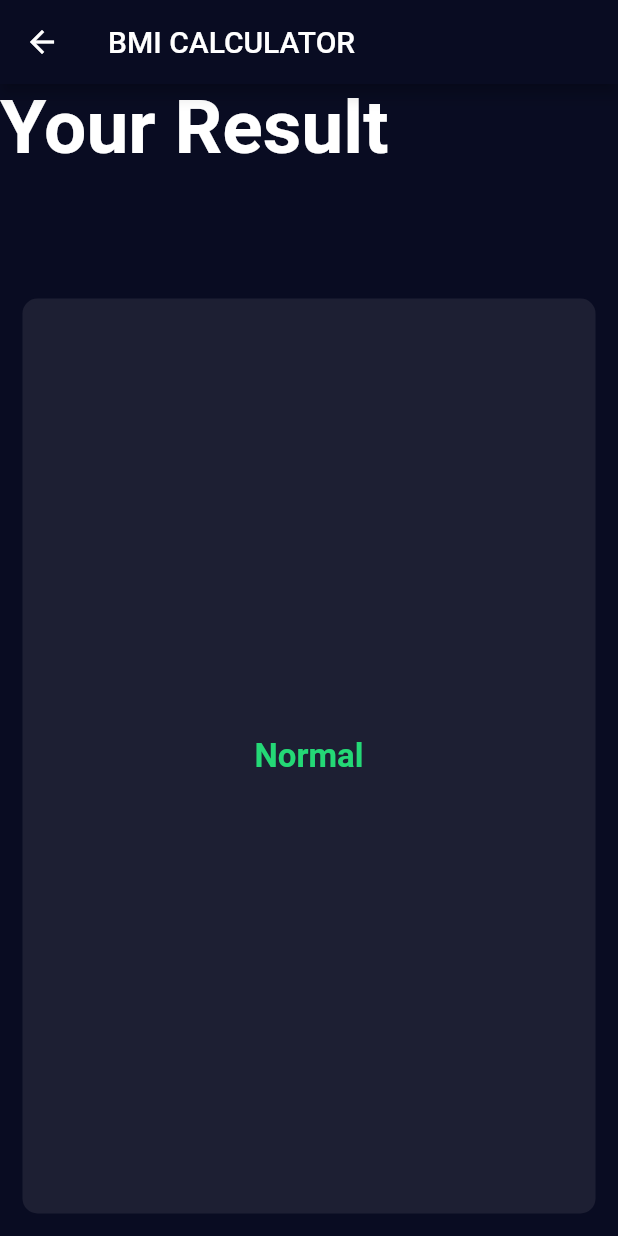
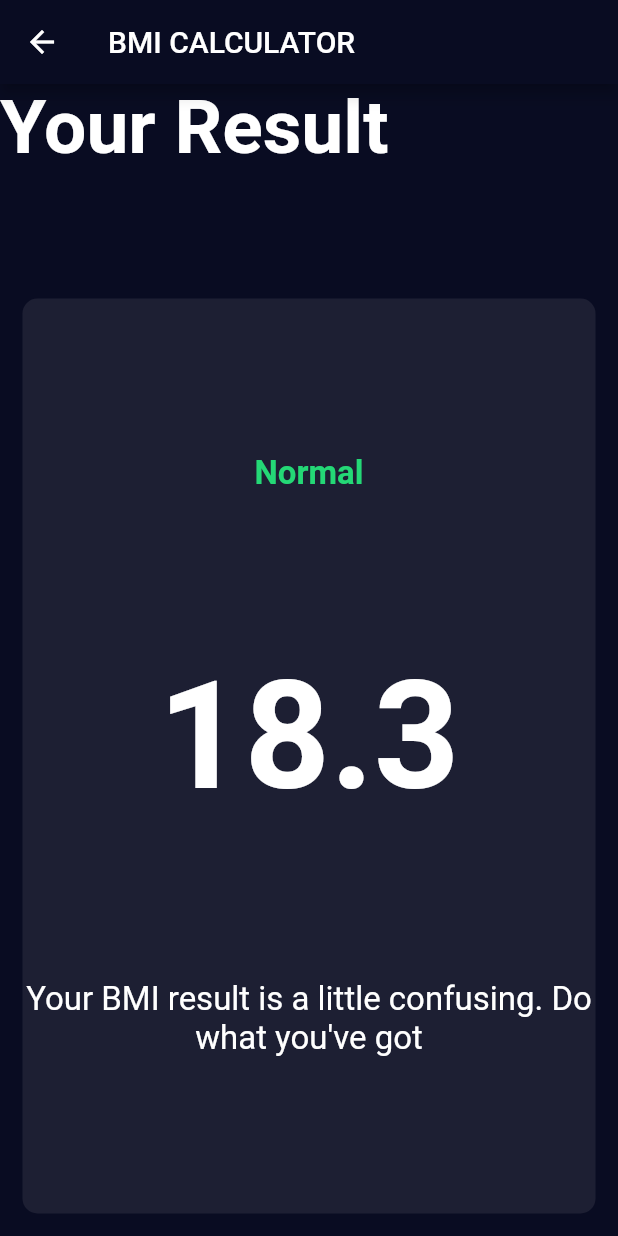
Before and after one commit to Oyekunle-Mark/rango_bmi_calc, a Flutter app: the ResultPage screen opened directly, on a phone screen of 412 x 824 dp. Run offline on Flutter 3.47's test engine with Material 2 defaults, Android fonts, the phone set to English and light mode, and no system bars; our stand-ins replace font_awesome_flutter.

Commit message:
Added and styled the texts

```diff
--- a/lib/constants.dart
+++ b/lib/constants.dart
@@ -31,3 +31,12 @@ const kResultTextStyle = TextStyle(
   fontWeight: FontWeight.bold,
   color: Color(0xff24d876),
 );
+
+const kBMITextStyle = TextStyle(
+  fontSize: 100.0,
+  fontWeight: FontWeight.bold,
+);
+
+const kBodyTextStyle = TextStyle(
+  fontSize: 22.0,
+);
--- a/lib/result_page.dart
+++ b/lib/result_page.dart
@@ -32,6 +32,15 @@ class ResultPage extends StatelessWidget {
                   Text(
                     'Normal',
                     style: kResultTextStyle,
+                  ),
+                  Text(
+                    '18.3',
+                    style: kBMITextStyle,
+                  ),
+                  Text(
+                    'Your BMI result is a little confusing. Do what you\'ve got',
+                    textAlign: TextAlign.center,
+                    style: kBodyTextStyle,
                   )
                 ],
               ),
```
